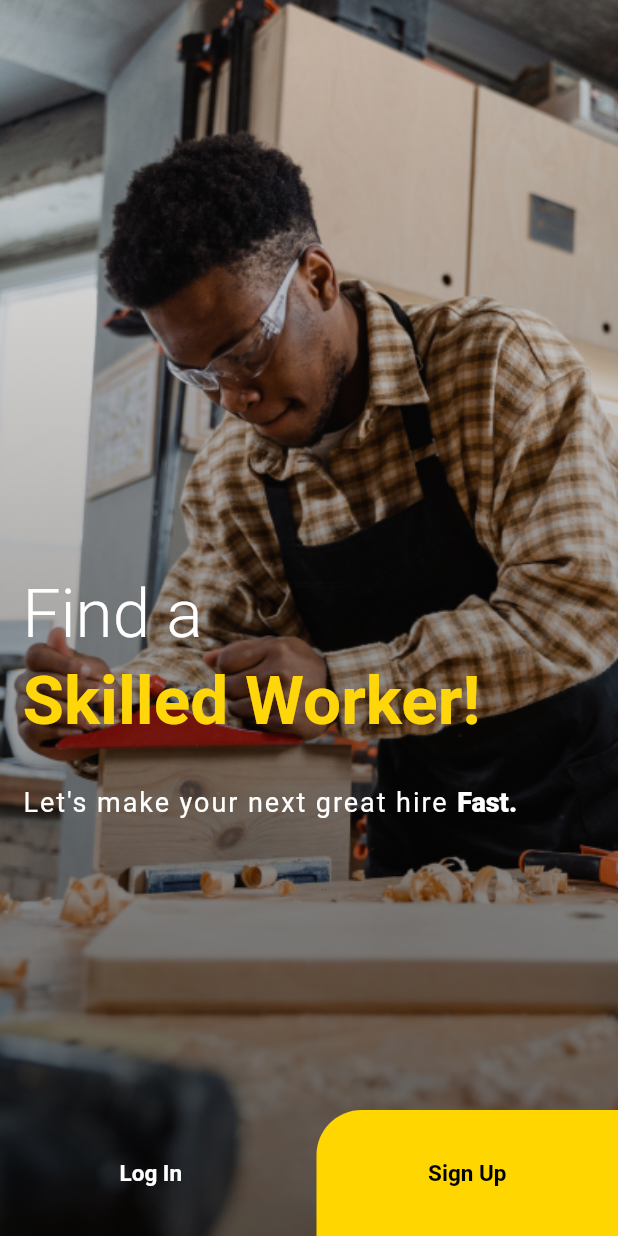
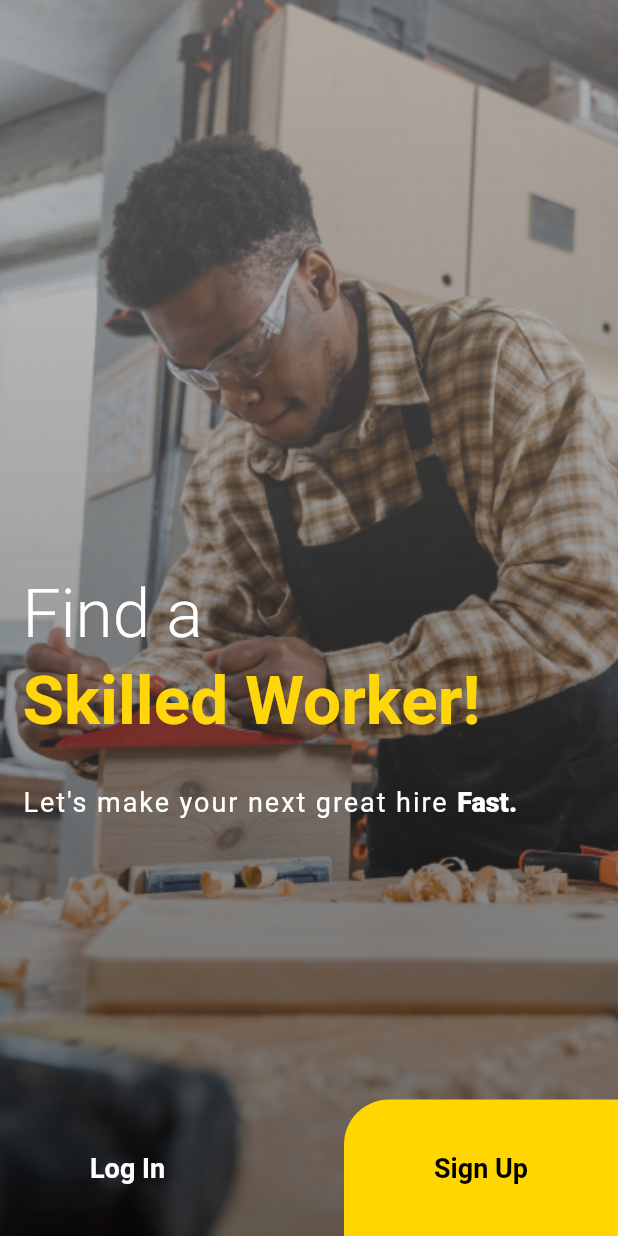
Before and after one commit to Jayson876/TradeSwap-frontend, a Flutter app: the screen it shows after launch, on a phone screen of 412 x 824 dp. Run offline on Flutter 3.47's test engine with Material 2 defaults, Android fonts, the light colour scheme and no system bars; our stand-ins replace email_validator, equatable, google_fonts.

Commit message:
Revert "Wolfe dev"

```diff
--- a/lib/models/category_model.dart
+++ b/lib/models/category_model.dart
@@ -1,7 +1,7 @@
 // ignore_for_file: non_constant_identifier_names
 
 class Category {
-  int id;
+  String id;
   String category_name = '';
 
   Category({required this.id, required this.category_name});
@@ -9,7 +9,7 @@ class Category {
   factory Category.fromJson(Map<String, dynamic> json) {
     print(json);
     return Category(
-      id: json['id'],
+      id: json['_id'],
       category_name: json['category_name'],
     );
   }
--- a/lib/models/parish_model.dart
+++ b/lib/models/parish_model.dart
@@ -1,7 +1,7 @@
 // ignore_for_file: non_constant_identifier_names
 
 class Parish {
-  int id;
+  String id;
   String parish_name = '';
 
   Parish({required this.id, required this.parish_name});
@@ -9,7 +9,7 @@ class Parish {
   factory Parish.fromJson(Map<String, dynamic> json) {
     print(json);
     return Parish(
-      id: json['id'],
+      id: json['_id'],
       parish_name: json['parish_name'],
     );
   }
--- a/lib/pages/startup.dart
+++ b/lib/pages/startup.dart
@@ -15,21 +15,14 @@ class _LandingScreenState extends State<LandingScreen> {
       //BACKGROUND IMAGE
       Container(
         decoration: const BoxDecoration(
-          image: DecorationImage(
-            image: AssetImage("assets/images/startup.png"),
-            // opacity: 0.1,
-            fit: BoxFit.cover,
-          ),
-        ),
-        child: Container(
-          decoration: const BoxDecoration(
           gradient: LinearGradient(
               begin: Alignment.topCenter,
               end: Alignment.bottomCenter,
-                colors: <Color>[
-                  Color.fromARGB(0, 0, 0, 0),
-                  Color.fromARGB(149, 0, 0, 0)
-                ]),
+              colors: <Color>[Colors.black38, Colors.black]),
+          image: DecorationImage(
+            image: AssetImage("assets/images/startup.png"),
+            opacity: 0.5,
+            fit: BoxFit.cover,
           ),
         ),
       ),
@@ -111,8 +104,7 @@ class _LandingScreenState extends State<LandingScreen> {
         children: [
           Row(mainAxisAlignment: MainAxisAlignment.spaceBetween, children: [
             //LOGIN BUTTON
-            Expanded(
-              child: TextButton(
+            TextButton(
                 onPressed: () {
                   Navigator.push(
                       context,
@@ -120,31 +112,23 @@ class _LandingScreenState extends State<LandingScreen> {
                           builder: (context) => const SignUpScreen()));
                 },
                 style: TextButton.styleFrom(
+                  padding:
+                      const EdgeInsets.symmetric(vertical: 35, horizontal: 60),
                   backgroundColor: Colors.transparent,
                   shape: const RoundedRectangleBorder(
                       borderRadius:
                           BorderRadius.only(topRight: Radius.circular(30))),
                 ),
-                  child: const Padding(
-                    padding: EdgeInsets.symmetric(vertical: 25.0),
-                    child: Text(
+                child: const Text(
                   "Log In",
                   style: TextStyle(
                       color: Colors.white,
-                          fontSize: 15,
+                      fontSize: 18,
                       fontWeight: FontWeight.w600),
-                    ),
                 )),
-            ),
-
-            //HORIZONTAL SPACER
-            const SizedBox(
-              width: 10.0,
-            ),
 
             //SIGNUP BUTTON
-            Expanded(
-              child: TextButton(
+            TextButton(
                 onPressed: () {
                   Navigator.push(
                       context,
@@ -152,22 +136,20 @@ class _LandingScreenState extends State<LandingScreen> {
                           builder: (context) => const SignUpScreen()));
                 },
                 style: TextButton.styleFrom(
+                  padding:
+                      const EdgeInsets.symmetric(vertical: 35, horizontal: 60),
                   backgroundColor: const Color(0xFFFFD600),
                   shape: const RoundedRectangleBorder(
                       borderRadius:
                           BorderRadius.only(topLeft: Radius.circular(30))),
                 ),
-                  child: const Padding(
-                    padding: EdgeInsets.symmetric(vertical: 25.0),
-                    child: Text(
+                child: const Text(
                   "Sign Up",
                   style: TextStyle(
                       color: Colors.black,
-                          fontSize: 15,
+                      fontSize: 18,
                       fontWeight: FontWeight.w600),
-                    ),
-                  )),
-            )
+                ))
           ]),
         ],
       )
--- a/lib/services/parish_api.dart
+++ b/lib/services/parish_api.dart
@@ -33,7 +33,6 @@ class ParishService {
     final response = await http.get(Uri.parse(API_URL),
     );
     if (response.statusCode == 200) {
-      print(response.body);
       return formatParishAsList(response.body);
     } else {
       throw Exception('Unable to fetch parishes from the server');
```
Also changed, not shown: lib/models/client_model.dart (+22 -3 lines), lib/pages/client/client_signup.dart (+62 -7 lines), lib/pages/tradesman/tradesman_signup.dart (+70 -38 lines), lib/services/client_api.dart (+29 -11 lines). Lines whose indentation alone changed are shown as unchanged.
